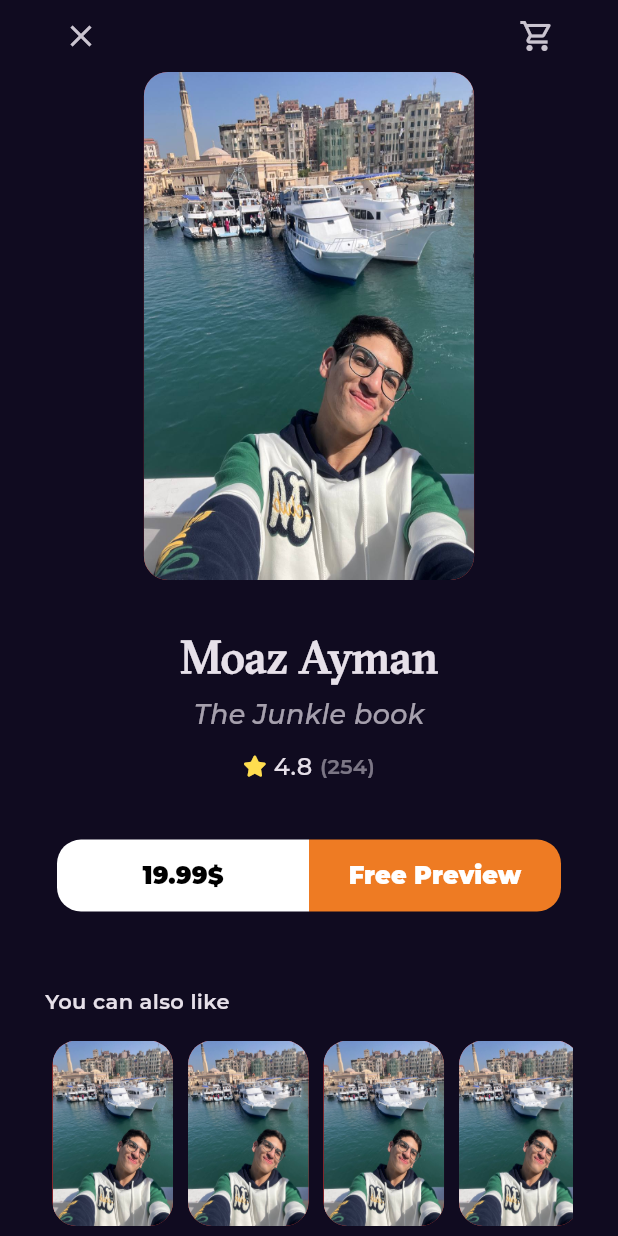
After one commit to moaz-abdeltawab92/bookly_app, a Flutter app: the BookDetailsView screen opened by its route, on a phone screen of 412 x 824 dp. The commit adds this screen. Run offline on Flutter 3.47's test engine with Material 3 defaults, Android fonts, the phone set to English and light mode, and no system bars; our stand-ins replace font_awesome_flutter, go_router, google_fonts.

Commit message:
refactor book details view

```diff
--- a/lib/features/home/presentation/widgets/book_details_view_body.dart
+++ b/lib/features/home/presentation/widgets/book_details_view_body.dart
@@ -1,85 +1,36 @@
-import 'package:bookly_app/features/home/presentation/widgets/book_rating.dart';
-import 'package:bookly_app/features/home/presentation/widgets/books_action.dart';
+import 'package:bookly_app/features/home/presentation/widgets/books_details_section.dart';
 import 'package:bookly_app/features/home/presentation/widgets/custom_book_details_app_bar.dart';
-import 'package:bookly_app/features/home/presentation/widgets/custom_book_image.dart';
-import 'package:bookly_app/features/home/presentation/widgets/similar_books_list_view.dart';
+import 'package:bookly_app/features/home/presentation/widgets/similar_books_section.dart';
 import 'package:flutter/material.dart';
-
-import '../../../../core/utils/styles.dart';
 
 class BookDetailsViewBody extends StatelessWidget {
   const BookDetailsViewBody({super.key});
 
   @override
   Widget build(BuildContext context) {
-    var width = MediaQuery.of(context).size.width;
-    return CustomScrollView(
+    return const CustomScrollView(
       slivers: [
         SliverFillRemaining(
           hasScrollBody: false,
           child: Padding(
-              padding: const EdgeInsets.symmetric(horizontal: 30),
+            padding: EdgeInsets.symmetric(horizontal: 30),
             child: Column(
               children: [
-                  const CustomBookDetailsAppBar(),
-                  Padding(
-                    padding: EdgeInsets.symmetric(horizontal: width * 0.16),
-                    child: const CustomBookImage(),
-                  ),
-                  const SizedBox(
-                    height: 30,
-                  ),
-                  const Text(
-                    "Moaz Ayman",
-                    style: Styles.textStyle30,
-                  ),
-                  const SizedBox(
-                    height: 4,
-                  ),
-                  Opacity(
-                    opacity: 0.7,
-                    child: Text(
-                      "The Junkle book",
-                      style: Styles.textStyle18.copyWith(
-                        fontStyle: FontStyle.italic,
-                        fontWeight: FontWeight.w500,
-                      ),
-                    ),
-                  ),
-                  const SizedBox(
-                    height: 10,
-                  ),
-                  const BookRating(
-                    mainAxisAlignment: MainAxisAlignment.center,
-                  ),
-                  const SizedBox(
-                    height: 37,
-                  ),
-                  const BooksAction(),
-                  const Expanded(
+                CustomBookDetailsAppBar(),
+                BookDetailsSection(),
+                Expanded(
                   child: SizedBox(
                     height: 50,
                   ),
                 ),
-                  Align(
-                    alignment: Alignment.centerLeft,
-                    child: Text(
-                      "You can also like",
-                      style: Styles.textStyle14.copyWith(
-                        fontWeight: FontWeight.w600,
-                      ),
-                    ),
-                  ),
-                  const SizedBox(
-                    height: 16,
-                  ),
-                  const SimilarBookListView(),
-                  const SizedBox(
+                SimilarBooksSection(),
+                SizedBox(
                   height: 40,
                 ),
               ],
             ),
-            )),
+          ),
+        ),
       ],
     );
   }
--- /dev/null
+++ b/lib/features/home/presentation/widgets/books_details_section.dart
@@ -0,0 +1,54 @@
+import 'package:bookly_app/features/home/presentation/widgets/book_rating.dart';
+import 'package:bookly_app/features/home/presentation/widgets/books_action.dart';
+import 'package:bookly_app/features/home/presentation/widgets/custom_book_image.dart';
+import 'package:flutter/material.dart';
+
+import '../../../../core/utils/styles.dart';
+
+class BookDetailsSection extends StatelessWidget {
+  const BookDetailsSection({super.key});
+
+  @override
+  Widget build(BuildContext context) {
+    var width = MediaQuery.of(context).size.width;
+
+    return Column(
+      children: [
+        Padding(
+          padding: EdgeInsets.symmetric(horizontal: width * 0.16),
+          child: const CustomBookImage(),
+        ),
+        const SizedBox(
+          height: 30,
+        ),
+        const Text(
+          "Moaz Ayman",
+          style: Styles.textStyle30,
+        ),
+        const SizedBox(
+          height: 4,
+        ),
+        Opacity(
+          opacity: 0.7,
+          child: Text(
+            "The Junkle book",
+            style: Styles.textStyle18.copyWith(
+              fontStyle: FontStyle.italic,
+              fontWeight: FontWeight.w500,
+            ),
+          ),
+        ),
+        const SizedBox(
+          height: 10,
+        ),
+        const BookRating(
+          mainAxisAlignment: MainAxisAlignment.center,
+        ),
+        const SizedBox(
+          height: 37,
+        ),
+        const BooksAction(),
+      ],
+    );
+  }
+}
--- /dev/null
+++ b/lib/features/home/presentation/widgets/similar_books_section.dart
@@ -0,0 +1,27 @@
+import 'package:bookly_app/features/home/presentation/widgets/similar_books_list_view.dart';
+import 'package:flutter/material.dart';
+
+import '../../../../core/utils/styles.dart';
+
+class SimilarBooksSection extends StatelessWidget {
+  const SimilarBooksSection({super.key});
+
+  @override
+  Widget build(BuildContext context) {
+    return Column(
+      crossAxisAlignment: CrossAxisAlignment.start,
+      children: [
+        Text(
+          "You can also like",
+          style: Styles.textStyle14.copyWith(
+            fontWeight: FontWeight.w600,
+          ),
+        ),
+        const SizedBox(
+          height: 16,
+        ),
+        const SimilarBookListView(),
+      ],
+    );
+  }
+}
```
Lines whose indentation alone changed are shown as unchanged.
